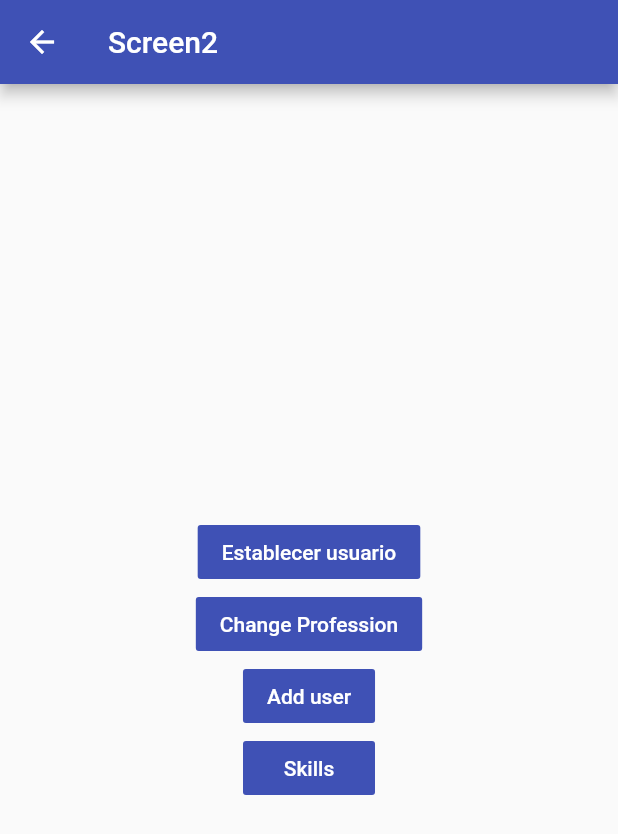
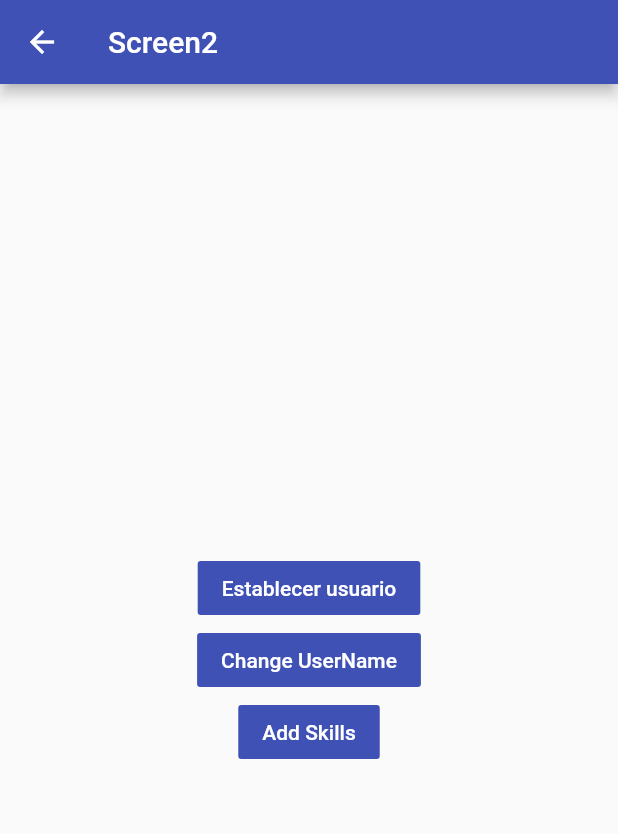
Before and after one commit to manuelduarte077/flutter-state, a Flutter app: the Screen2 screen opened directly, on a phone screen of 412 x 824 dp. Shown: the top 834 px of the screen. Run offline on Flutter 3.47's test engine with Material 2 defaults, Android fonts, the phone set to English and light mode, and no system bars; our stand-ins replace bloc, flutter_bloc; accounts and stored records are empty.

```diff
--- a/lib/screens/singleton/screens_2.dart
+++ b/lib/screens/singleton/screens_2.dart
@@ -9,6 +9,8 @@ class Screen2 extends StatelessWidget {
 
   @override
   Widget build(BuildContext context) {
+    final userCubit = context.read<UsuariosCubit>();
+
     return Scaffold(
       appBar: AppBar(
         title: const Text('Screen2'),
@@ -31,35 +33,30 @@ class Screen2 extends StatelessWidget {
                   profesion: "Mobile Developer",
                   skills: ["Flutter", "Dart", "Kotlin", "Swift"],
                 );
-                context.read<UsuariosCubit>().seleccionarUsuario(newUser);
+                userCubit.seleccionarUsuario(newUser);
               },
             ),
             MaterialButton(
               elevation: 0,
               color: Colors.indigo,
               child: const Text(
-                'Change Profession',
+                'Change UserName',
                 style: TextStyle(color: Colors.white),
               ),
-              onPressed: () {},
+              onPressed: () {
+                userCubit.cambiarUserName("manuelduarte099");
+              },
             ),
             MaterialButton(
               elevation: 0,
               color: Colors.indigo,
               child: const Text(
-                'Add user',
+                'Add Skills',
                 style: TextStyle(color: Colors.white),
               ),
-              onPressed: () {},
-            ),
-            MaterialButton(
-              elevation: 0,
-              color: Colors.indigo,
-              child: const Text(
-                'Skills',
-                style: TextStyle(color: Colors.white),
-              ),
-              onPressed: () {},
+              onPressed: () {
+                userCubit.agregarProfesion();
+              },
             ),
           ],
         ),
```
Also changed, not shown: lib/screens/bloc/user/usuario_cubit.dart (+28 -0 lines), lib/screens/singleton/screens_1.dart (+18 -6 lines).
